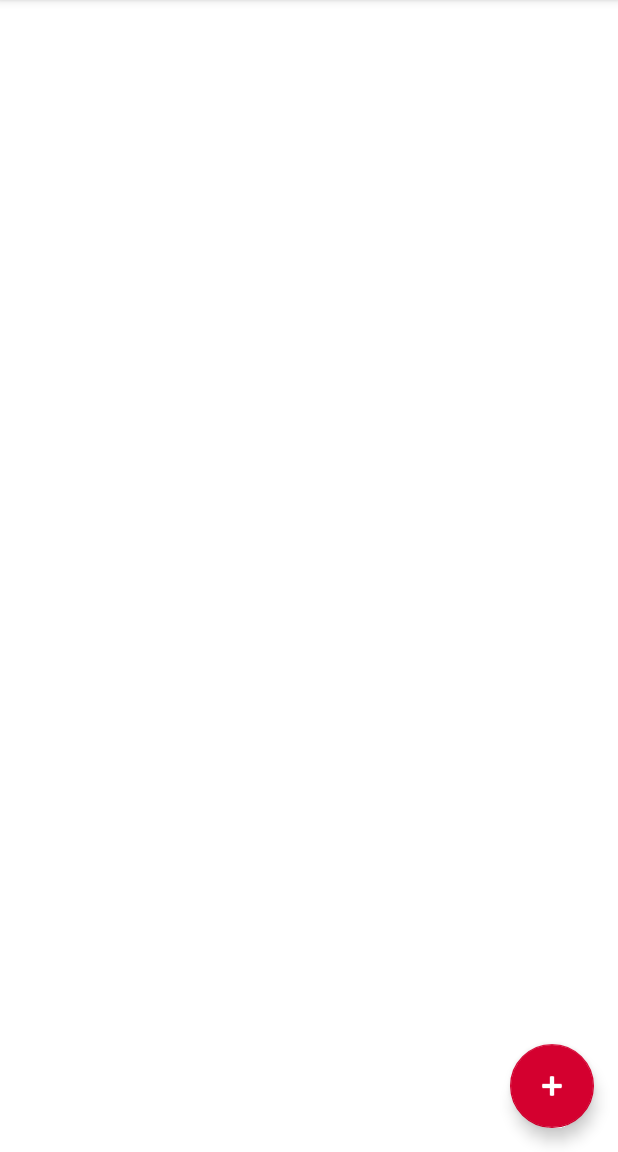
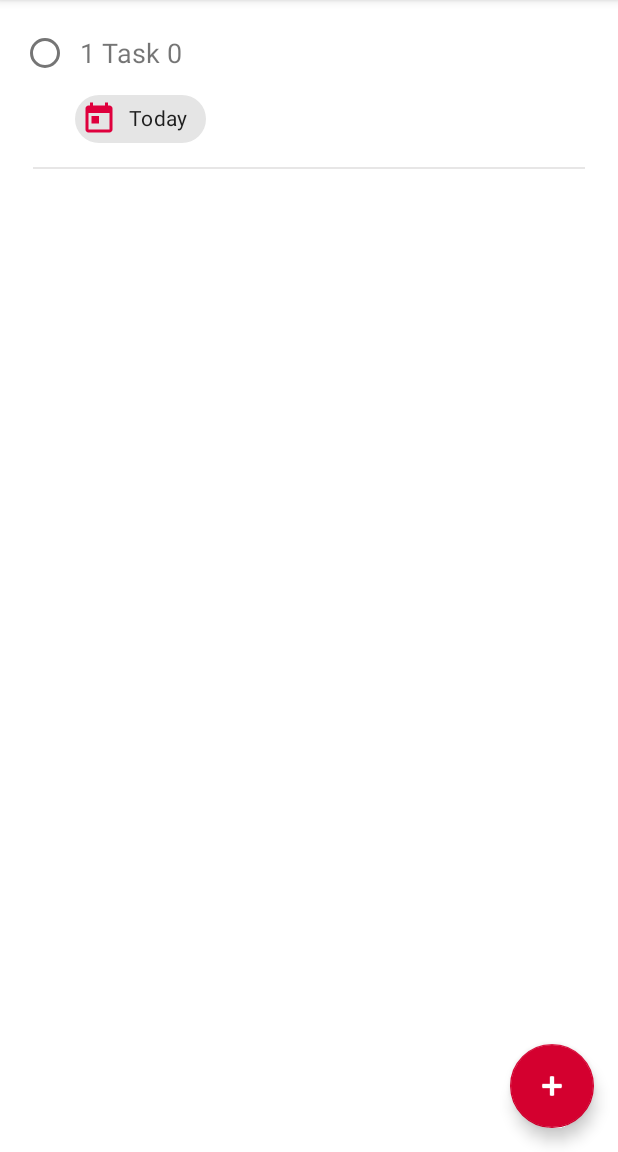
Before and after one commit to collau/bawp_Todoister, an Android app: the screen it shows after launch (MainActivity), after a tap on an icon or button, on a phone screen of 412 x 824 dp, the part 84-1236 px from its top. Run offline under Robolectric (Android 15) with nearby library versions, the phone set to English and light mode, and no system bars; our stand-ins replace Room's generated code.

Commit message:
7. Setup RecyclerView and Show Tasks on Screen

```diff
--- a/app/src/main/java/com/bawp/todoister/MainActivity.java
+++ b/app/src/main/java/com/bawp/todoister/MainActivity.java
@@ -2,6 +2,7 @@ package com.bawp.todoister;
 
 import android.os.Bundle;
 
+import com.bawp.todoister.adapter.RecyclerViewAdapter;
 import com.bawp.todoister.model.Priority;
 import com.bawp.todoister.model.Task;
 import com.bawp.todoister.model.TaskViewModel;
@@ -12,6 +13,8 @@ import androidx.appcompat.app.AppCompatActivity;
 import androidx.appcompat.widget.Toolbar;
 import androidx.lifecycle.Observer;
 import androidx.lifecycle.ViewModelProvider;
+import androidx.recyclerview.widget.LinearLayoutManager;
+import androidx.recyclerview.widget.RecyclerView;
 
 import android.util.Log;
 import android.view.View;
@@ -24,6 +27,9 @@ import java.util.List;
 
 public class MainActivity extends AppCompatActivity {
     private TaskViewModel taskViewModel;
+    private RecyclerView recyclerView;
+    private RecyclerViewAdapter recyclerViewAdapter;
+    private int counter = 0;
 
     @Override
     protected void onCreate(Bundle savedInstanceState) {
@@ -31,13 +37,21 @@ public class MainActivity extends AppCompatActivity {
         setContentView(R.layout.activity_main);
         Toolbar toolbar = findViewById(R.id.toolbar);
         setSupportActionBar(toolbar);
+
+        recyclerView = findViewById(R.id.recycler_view);
+        recyclerView.setHasFixedSize(true);
+        recyclerView.setLayoutManager(new LinearLayoutManager(this));
+
         taskViewModel = new ViewModelProvider.AndroidViewModelFactory(MainActivity.this.getApplication()).create(TaskViewModel.class);
         taskViewModel.getAllTasks().observe(this, new Observer<List<Task>>() {
             @Override
             public void onChanged(List<Task> tasks) {
-                for (Task task : tasks) {
-                    Log.d("ITEM", "onCreate: " + task.getTaskId());
-                }
+//                for (Task task : tasks) {
+//                    Log.d("ITEM", "onCreate: " + task.getTaskId());
+//                }
+
+                recyclerViewAdapter = new RecyclerViewAdapter(tasks);
+                recyclerView.setAdapter(recyclerViewAdapter);
 
             }
         });
@@ -50,7 +64,7 @@ public class MainActivity extends AppCompatActivity {
 //                Snackbar.make(view, "Replace with your own action", Snackbar.LENGTH_LONG)
 //                        .setAction("Action", null).show();
 
-                Task task = new Task("todo", Priority.HIGH, Calendar.getInstance().getTime(), Calendar.getInstance().getTime(), false);
+                Task task = new Task("Task "+ counter++, Priority.MEDIUM, Calendar.getInstance().getTime(), Calendar.getInstance().getTime(), false);
                 TaskViewModel.insert(task);
 
             }
--- /dev/null
+++ b/app/src/main/java/com/bawp/todoister/adapter/RecyclerViewAdapter.java
@@ -0,0 +1,61 @@
+package com.bawp.todoister.adapter;
+
+import android.view.LayoutInflater;
+import android.view.View;
+import android.view.ViewGroup;
+
+import androidx.annotation.NonNull;
+import androidx.appcompat.widget.AppCompatRadioButton;
+import androidx.appcompat.widget.AppCompatTextView;
+import androidx.recyclerview.widget.RecyclerView;
+
+import com.bawp.todoister.R;
+import com.bawp.todoister.model.Task;
+import com.google.android.material.chip.Chip;
+
+import java.util.List;
+
+/**
+ * Created by junyi on 31/10/23
+ */
+public class RecyclerViewAdapter extends RecyclerView.Adapter<RecyclerViewAdapter.ViewHolder> {
+    private final List<Task> taskList;
+
+    public RecyclerViewAdapter(List<Task> taskList) {
+        this.taskList = taskList;
+    }
+
+
+    @NonNull
+    @Override
+    // Inflate row that will be attached to RecyclerView
+    public ViewHolder onCreateViewHolder(@NonNull ViewGroup parent, int viewType) {
+        View view = LayoutInflater.from(parent.getContext()).inflate(R.layout.todo_row, parent, false);
+        return new ViewHolder(view);
+    }
+
+    @Override
+    public void onBindViewHolder(@NonNull ViewHolder holder, int position) {
+        Task task = taskList.get(position);
+        holder.taskName.setText(task.getTaskId() + " " + task.getTask());
+
+    }
+
+    @Override
+    public int getItemCount() {
+        return taskList.size();
+    }
+
+    public class ViewHolder extends RecyclerView.ViewHolder {
+        public AppCompatRadioButton radioButton;
+        public AppCompatTextView taskName;
+        public Chip todayChip;
+
+        public ViewHolder(@NonNull View itemView) {
+            super(itemView);
+            radioButton = itemView.findViewById(R.id.todo_radio_button);
+            taskName = itemView.findViewById(R.id.todo_row_todo);
+            todayChip = itemView.findViewById(R.id.today_chip);
+        }
+    }
+}
```
